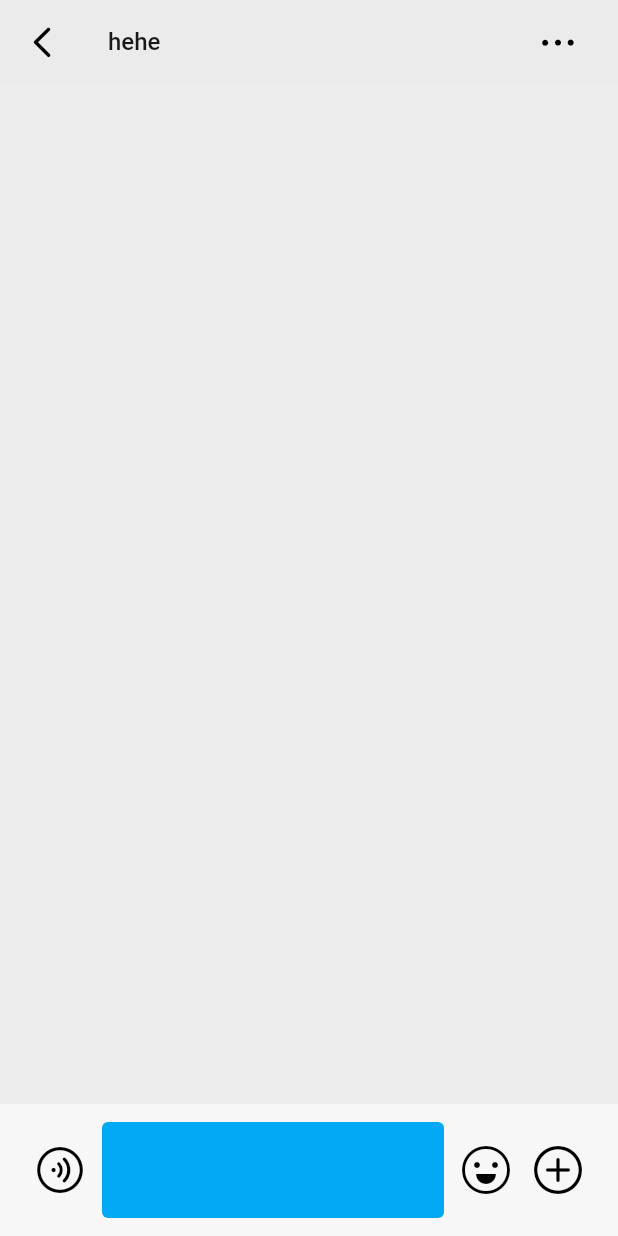
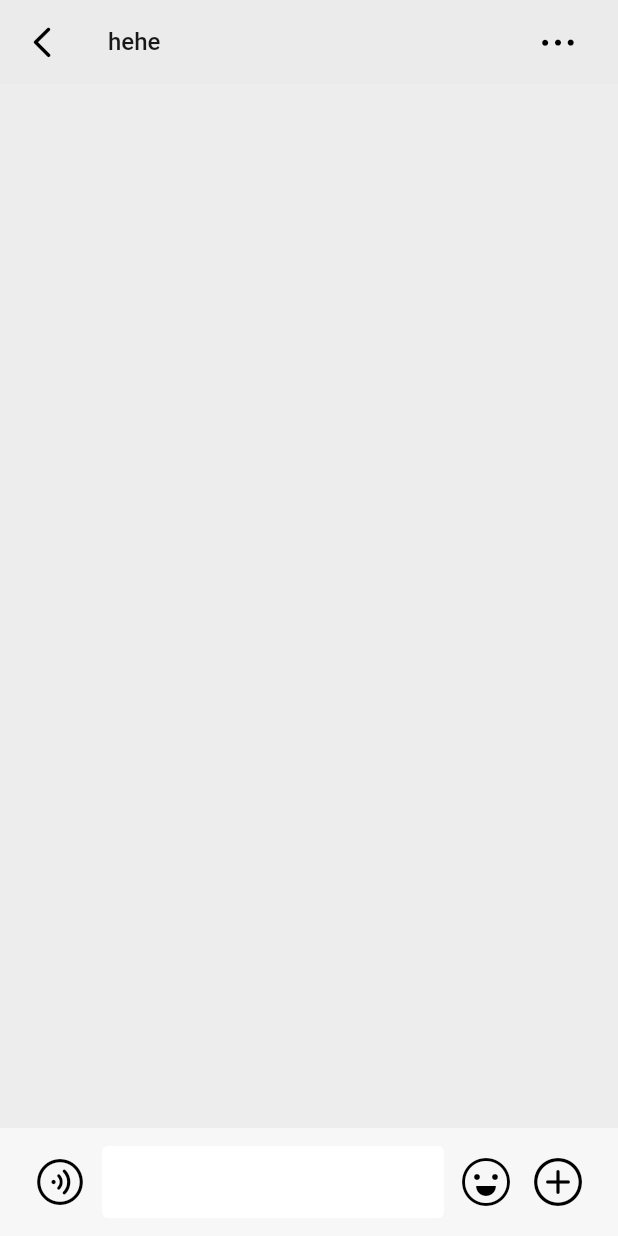
Before and after one commit to chromon/lophornis, a Flutter app: the ChatPage screen opened by its route, on a phone screen of 412 x 824 dp. Run offline on Flutter 3.47's test engine with Material 2 defaults, Android fonts, the phone set to English and light mode, and no system bars.

Commit message:
style: add chat box text field.

```diff
--- a/lib/constants/app_constants.dart
+++ b/lib/constants/app_constants.dart
@@ -60,4 +60,6 @@ class AppConstants {
 
   // 新建手机联系人间距
   static const NewPhoneContact_PADDING = 8.0;
+
+  static const ContentTextSize = 20.0;
 }
--- a/lib/constants/app_styles.dart
+++ b/lib/constants/app_styles.dart
@@ -93,4 +93,9 @@ class AppStyles {
     fontSize: 16.0,
     color: Colors.lightBlue
   );
+
+  static const ChatBoxTextStyle = TextStyle(
+    fontSize: AppConstants.ContentTextSize,
+    color: const Color(AppColors.ChatsTitleColor),
+  );
 }
--- a/lib/pages/chats/chat_page.dart
+++ b/lib/pages/chats/chat_page.dart
@@ -10,6 +10,9 @@ class ChatPage extends StatefulWidget {
 }
 
 class _ChatPageState extends State<ChatPage> {
+
+  // 与 textfield 互动
+  final _txController = TextEditingController();
 
   @override
   Widget build(BuildContext context) {
@@ -70,7 +73,7 @@ class _ChatPageState extends State<ChatPage> {
               ),
             ),
             child: Row(
-              crossAxisAlignment: CrossAxisAlignment.center,
+              crossAxisAlignment: CrossAxisAlignment.end,
               children: <Widget>[
                 IconButton(
                   icon: Icon(
@@ -83,14 +86,44 @@ class _ChatPageState extends State<ChatPage> {
                   ),
                   onPressed: () { print('语音文字切换按钮');},
                 ),
+                // 聊天输入框
                 Expanded(
                   child: Container(
                     margin: const EdgeInsets.only(left: 4.0, right: 4.0),
                     decoration: BoxDecoration(
-                      color: Colors.lightBlue,
+                      color: Colors.white,
                       borderRadius: BorderRadius.circular(4.0),
                     ),
-                    height: AppConstants.ChatBoxHeight,
+                    // height: AppConstants.ChatBoxHeight,
+                    child: LayoutBuilder(
+                      builder: (context, size) {
+
+                        TextSpan _text = TextSpan(
+                          text: _txController.text,
+                          style: AppStyles.ChatBoxTextStyle,
+                        );
+
+                        TextPainter _tp = TextPainter(
+                          text: _text,
+                          textDirection: TextDirection.ltr,
+                          textAlign: TextAlign.left
+                        );
+                        _tp.layout(maxWidth: size.maxWidth);
+
+                        final _lines = (_tp.size.height / _tp.preferredLineHeight).ceil();
+
+                        return TextField(
+                          decoration: InputDecoration(
+                            border: InputBorder.none,
+                            contentPadding: EdgeInsets.all(10.0),
+                          ),
+                          controller: _txController,
+                          cursorColor: Color(AppColors.MainColor),
+                          maxLines: _lines < 4 ? null: 4,
+                          style: AppStyles.ChatBoxTextStyle,
+                        );
+                      },
+                    ),
                   ),
                 ),
                 IconButton(
--- a/lib/pages/moments/moment_publish_page.dart
+++ b/lib/pages/moments/moment_publish_page.dart
@@ -164,7 +164,7 @@ class _MomentPublishPageState extends State<MomentPublishPage> {
               ),
             ),
             Container(
-              margin: EdgeInsets.only(left: 20.0),
+              margin: EdgeInsets.only(left: 20.0, top: 20.0),
               alignment: Alignment.centerLeft,
               child: Icon(
                 IconData(
```
